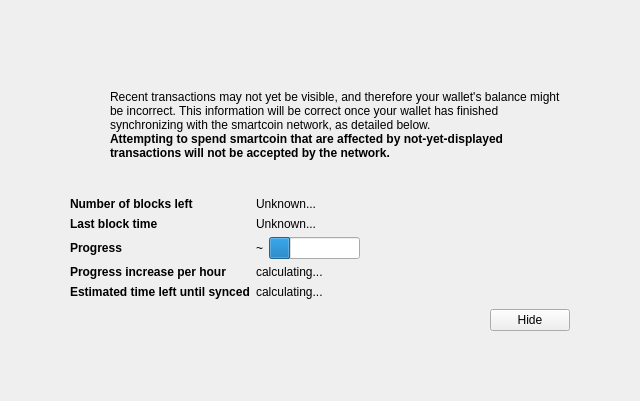
This is src/qt/forms/modaloverlay.ui in Mythicaler/Smartcoin-core as Qt 5 draws it before an edit. The edited form follows.
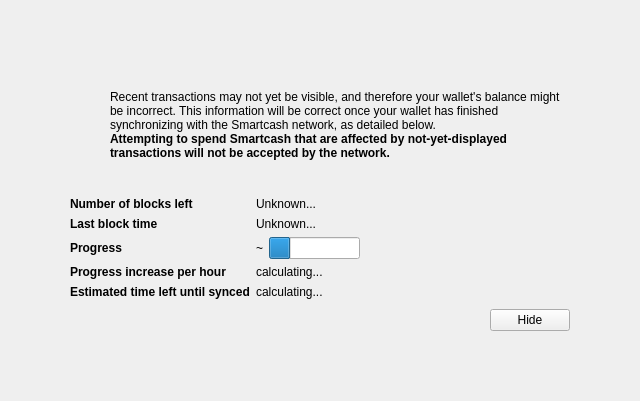
This is the edited form. Icons and pictures are not drawn. Custom widgets are drawn as their Qt base class.

Diff of the .ui file:
```diff
--- a/src/qt/forms/modaloverlay.ui
+++ b/src/qt/forms/modaloverlay.ui
@@ -128,7 +128,7 @@
              <item>
               <widget class="QLabel" name="infoText">
                <property name="text">
-                <string>Recent transactions may not yet be visible, and therefore your wallet's balance might be incorrect. This information will be correct once your wallet has finished synchronizing with the smartcoin network, as detailed below.</string>
+                <string>Recent transactions may not yet be visible, and therefore your wallet's balance might be incorrect. This information will be correct once your wallet has finished synchronizing with the Smartcash network, as detailed below.</string>
                </property>
                <property name="textFormat">
                 <enum>Qt::RichText</enum>
@@ -147,7 +147,7 @@
                 </font>
                </property>
                <property name="text">
-                <string>Attempting to spend smartcoin that are affected by not-yet-displayed transactions will not be accepted by the network.</string>
+                <string>Attempting to spend Smartcash that are affected by not-yet-displayed transactions will not be accepted by the network.</string>
                </property>
                <property name="textFormat">
                 <enum>Qt::RichText</enum>
```
